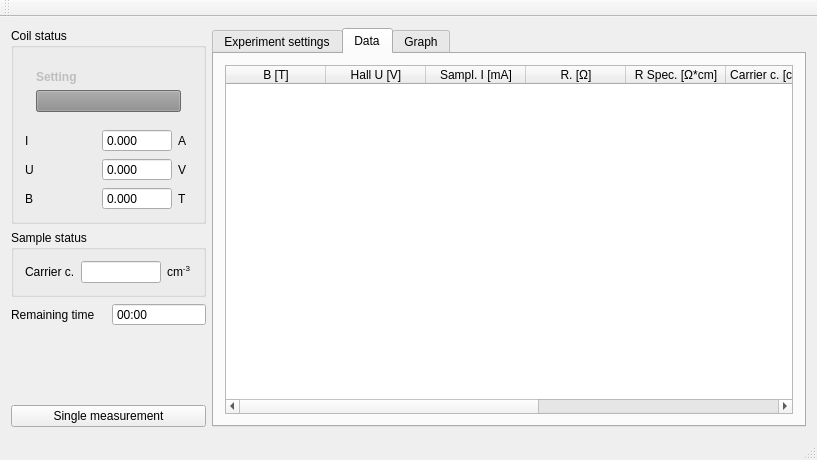
Qt form hall/mainwindow.ui (mBr001/hall) before a commit.
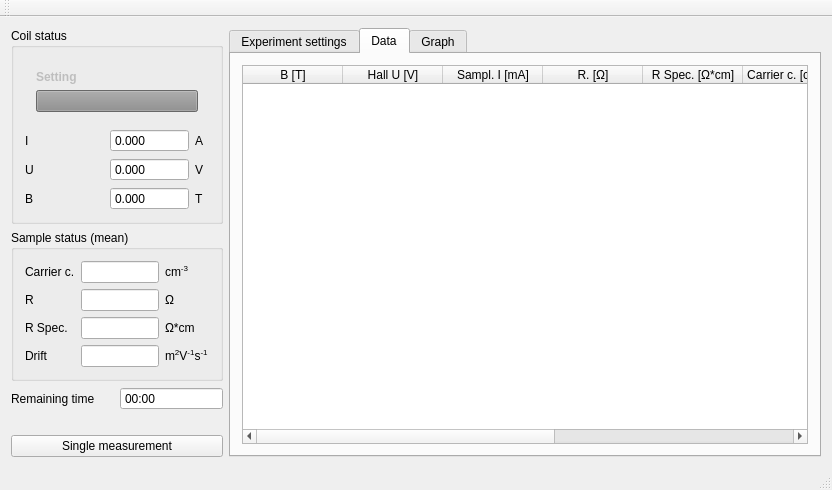
The same form after that commit. The open tabs and pages were chosen to show the change. Custom widgets are drawn as their Qt base class.

Commit message: reset data table on open

Diff of the .ui file:
```diff
--- a/hall/mainwindow.ui
+++ b/hall/mainwindow.ui
@@ -6,8 +6,8 @@
    <rect>
     <x>0</x>
     <y>0</y>
-    <width>817</width>
-    <height>460</height>
+    <width>832</width>
+    <height>490</height>
    </rect>
   </property>
   <property name="windowTitle">
@@ -183,7 +183,7 @@
         <item>
          <widget class="QGroupBox" name="coilGroupBox">
           <property name="title">
-           <string>Sample status</string>
+           <string>Sample status (mean)</string>
           </property>
           <layout class="QGridLayout" name="gridLayout">
            <item row="0" column="0">
@@ -211,6 +211,73 @@
              </property>
             </widget>
            </item>
+           <item row="1" column="0">
+            <widget class="QLabel" name="label_14">
+             <property name="text">
+              <string>R</string>
+             </property>
+            </widget>
+           </item>
+           <item row="2" column="0">
+            <widget class="QLabel" name="label_15">
+             <property name="text">
+              <string>R Spec.</string>
+             </property>
+            </widget>
+           </item>
+           <item row="3" column="0">
+            <widget class="QLabel" name="label_18">
+             <property name="text">
+              <string>Drift</string>
+             </property>
+            </widget>
+           </item>
+           <item row="1" column="2">
+            <widget class="QLabel" name="label_19">
+             <property name="text">
+              <string>Ω</string>
+             </property>
+            </widget>
+           </item>
+           <item row="2" column="2">
+            <widget class="QLabel" name="label_20">
+             <property name="text">
+              <string>Ω*cm</string>
+             </property>
+            </widget>
+           </item>
+           <item row="3" column="2">
+            <widget class="QLabel" name="label_24">
+             <property name="text">
+              <string>&lt;!DOCTYPE HTML PUBLIC &quot;-//W3C//DTD HTML 4.0//EN&quot; &quot;http://www.w3.org/TR/REC-html40/strict.dtd&quot;&gt;
+&lt;html&gt;&lt;head&gt;&lt;meta name=&quot;qrichtext&quot; content=&quot;1&quot; /&gt;&lt;style type=&quot;text/css&quot;&gt;
+p, li { white-space: pre-wrap; }
+&lt;/style&gt;&lt;/head&gt;&lt;body style=&quot; font-family:'Sans Serif'; font-size:9pt; font-weight:400; font-style:normal;&quot;&gt;
+&lt;p style=&quot; margin-top:0px; margin-bottom:0px; margin-left:0px; margin-right:0px; -qt-block-indent:0; text-indent:0px;&quot;&gt;m&lt;span style=&quot; vertical-align:super;&quot;&gt;2&lt;/span&gt;V&lt;span style=&quot; vertical-align:super;&quot;&gt;-1&lt;/span&gt;s&lt;span style=&quot; vertical-align:super;&quot;&gt;-1&lt;/span&gt;&lt;/p&gt;&lt;/body&gt;&lt;/html&gt;</string>
+             </property>
+            </widget>
+           </item>
+           <item row="1" column="1">
+            <widget class="QLineEdit" name="resistivityLineEdit">
+             <property name="readOnly">
+              <bool>true</bool>
+             </property>
+            </widget>
+           </item>
+           <item row="2" column="1">
+            <widget class="QLineEdit" name="resistivitySpecLineEdit">
+             <property name="readOnly">
+              <bool>true</bool>
+             </property>
+            </widget>
+           </item>
+           <item row="3" column="1">
+            <widget class="QLineEdit" name="driftLineEdit">
+             <property name="readOnly">
+              <bool>true</bool>
+             </property>
+            </widget>
+           </item>
           </layout>
          </widget>
         </item>
@@ -580,7 +647,7 @@
             </column>
             <column>
              <property name="text">
-              <string>Velocity [?]</string>
+              <string>Drift [m^2*V^-1*s^-1]</string>
              </property>
             </column>
             <column>
```
The commit also changes 2 other files.
